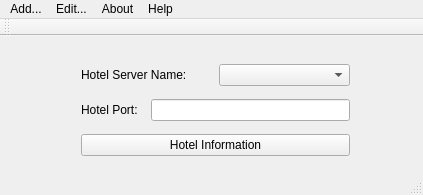
Above: mainwindow.ui from aaron-loz/hotelClient before the change. Below: the same form after it.
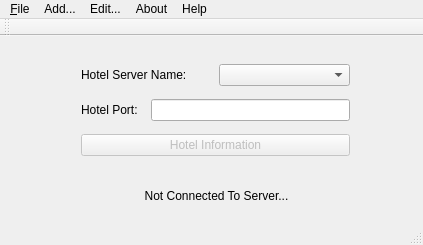
That is the form after the change.

```diff
--- a/mainwindow.ui
+++ b/mainwindow.ui
@@ -7,14 +7,14 @@
     <x>0</x>
     <y>0</y>
     <width>423</width>
-    <height>195</height>
+    <height>245</height>
    </rect>
   </property>
   <property name="windowTitle">
    <string>MainWindow</string>
   </property>
   <widget class="QWidget" name="centralWidget">
-   <widget class="QWidget" name="">
+   <widget class="QWidget" name="layoutWidget">
     <property name="geometry">
      <rect>
       <x>70</x>
@@ -54,13 +54,35 @@
      </item>
      <item>
       <widget class="QPushButton" name="pushButton">
+       <property name="enabled">
+        <bool>false</bool>
+       </property>
        <property name="text">
         <string>Hotel Information</string>
        </property>
+       <property name="default">
+        <bool>true</bool>
+       </property>
       </widget>
      </item>
     </layout>
    </widget>
+   <widget class="QLabel" name="statusLabel">
+    <property name="geometry">
+     <rect>
+      <x>76</x>
+      <y>150</y>
+      <width>281</width>
+      <height>20</height>
+     </rect>
+    </property>
+    <property name="text">
+     <string>Not Connected To Server...</string>
+    </property>
+    <property name="alignment">
+     <set>Qt::AlignCenter</set>
+    </property>
+   </widget>
   </widget>
   <widget class="QMenuBar" name="menuBar">
    <property name="geometry">
@@ -91,6 +113,13 @@
      <string>Add...</string>
     </property>
    </widget>
+   <widget class="QMenu" name="menuFile">
+    <property name="title">
+     <string>&amp;File</string>
+    </property>
+    <addaction name="action_Exit"/>
+   </widget>
+   <addaction name="menuFile"/>
    <addaction name="menuAdd"/>
    <addaction name="menuEdit"/>
    <addaction name="menuAbout"/>
```
Left out of the diff: 5 changed lines with no effect on the pictures.
